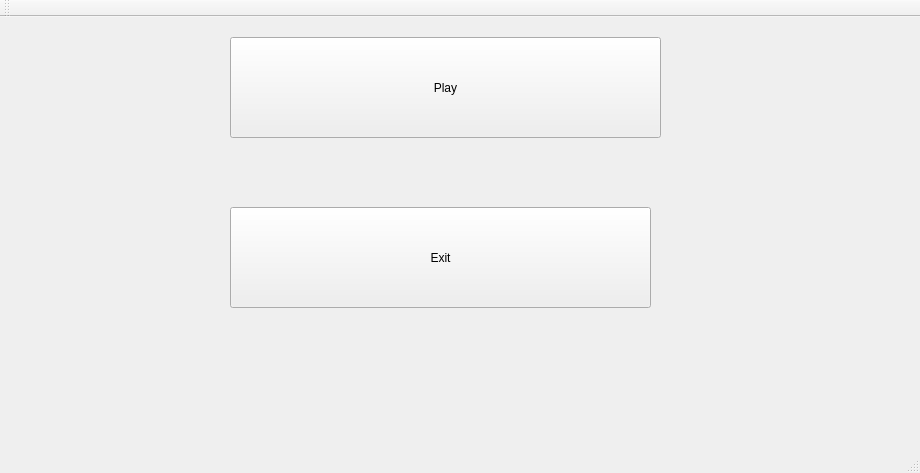
Old version of the form mainwindow.ui in the repository BullenBiss/OOM_Projekt.
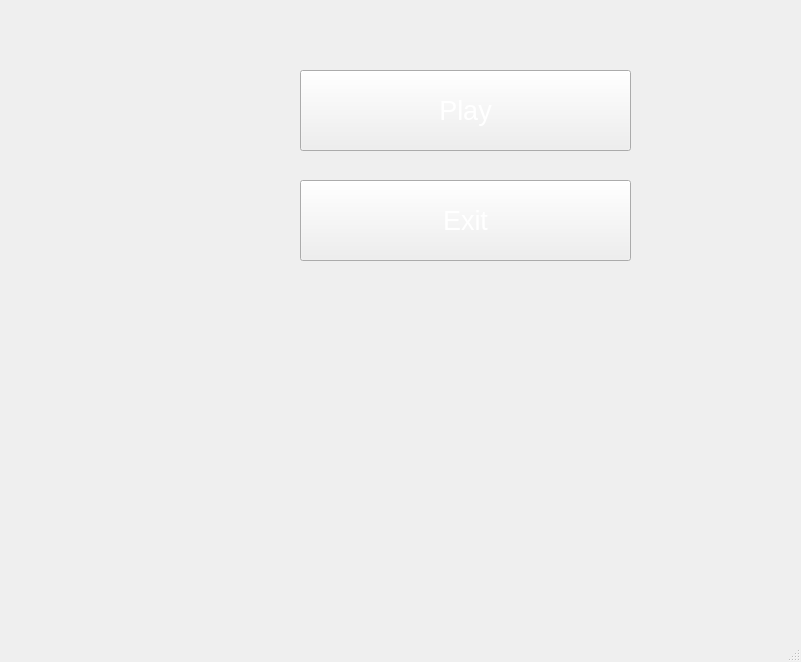
New version of the form. Icons and pictures are not drawn.

```diff
--- a/mainwindow.ui
+++ b/mainwindow.ui
@@ -6,23 +6,50 @@
    <rect>
     <x>0</x>
     <y>0</y>
-    <width>920</width>
-    <height>473</height>
+    <width>801</width>
+    <height>662</height>
    </rect>
   </property>
+  <property name="minimumSize">
+   <size>
+    <width>801</width>
+    <height>662</height>
+   </size>
+  </property>
+  <property name="maximumSize">
+   <size>
+    <width>801</width>
+    <height>662</height>
+   </size>
+  </property>
   <property name="windowTitle">
    <string>MainWindow</string>
   </property>
+  <property name="styleSheet">
+   <string notr="true">background-image: url(:/new/images/startPage.jpg);
+background-repeat: no-repeat;
+background-size: cover;
+</string>
+  </property>
   <widget class="QWidget" name="centralWidget">
    <widget class="QPushButton" name="PlayButton">
     <property name="geometry">
      <rect>
-      <x>230</x>
-      <y>20</y>
-      <width>431</width>
-      <height>101</height>
+      <x>300</x>
+      <y>70</y>
+      <width>331</width>
+      <height>81</height>
      </rect>
     </property>
+    <property name="font">
+     <font>
+      <pointsize>20</pointsize>
+     </font>
+    </property>
+    <property name="styleSheet">
+     <string notr="true">color: white;
+</string>
+    </property>
     <property name="text">
      <string>Play</string>
     </property>
@@ -30,12 +57,20 @@
    <widget class="QPushButton" name="ExitButton">
     <property name="geometry">
      <rect>
-      <x>230</x>
-      <y>190</y>
-      <width>421</width>
-      <height>101</height>
+      <x>300</x>
+      <y>180</y>
+      <width>331</width>
+      <height>81</height>
      </rect>
     </property>
+    <property name="font">
+     <font>
+      <pointsize>20</pointsize>
+     </font>
+    </property>
+    <property name="styleSheet">
+     <string notr="true">color: white;</string>
+    </property>
     <property name="text">
      <string>Exit</string>
     </property>
@@ -51,14 +86,6 @@
     </rect>
    </property>
   </widget>
-  <widget class="QToolBar" name="mainToolBar">
-   <attribute name="toolBarArea">
-    <enum>TopToolBarArea</enum>
-   </attribute>
-   <attribute name="toolBarBreak">
-    <bool>false</bool>
-   </attribute>
-  </widget>
   <widget class="QStatusBar" name="statusBar"/>
  </widget>
  <layoutdefault spacing="6" margin="11"/>
```
Left out of the diff: 2 changed lines with no effect on the pictures.
